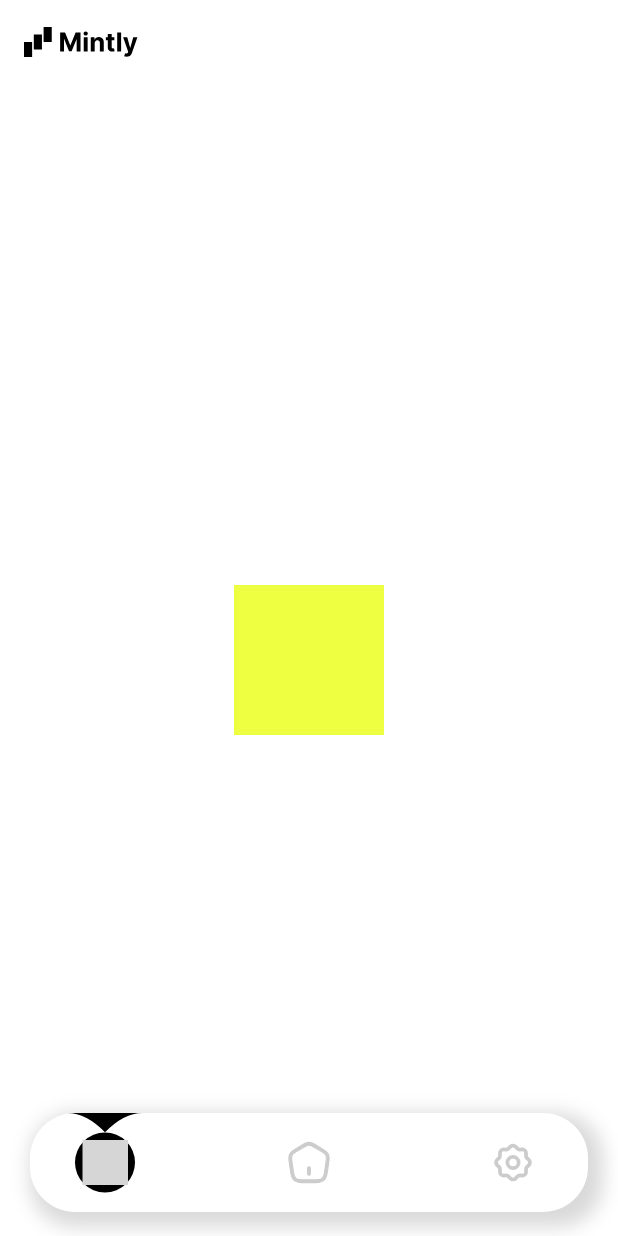
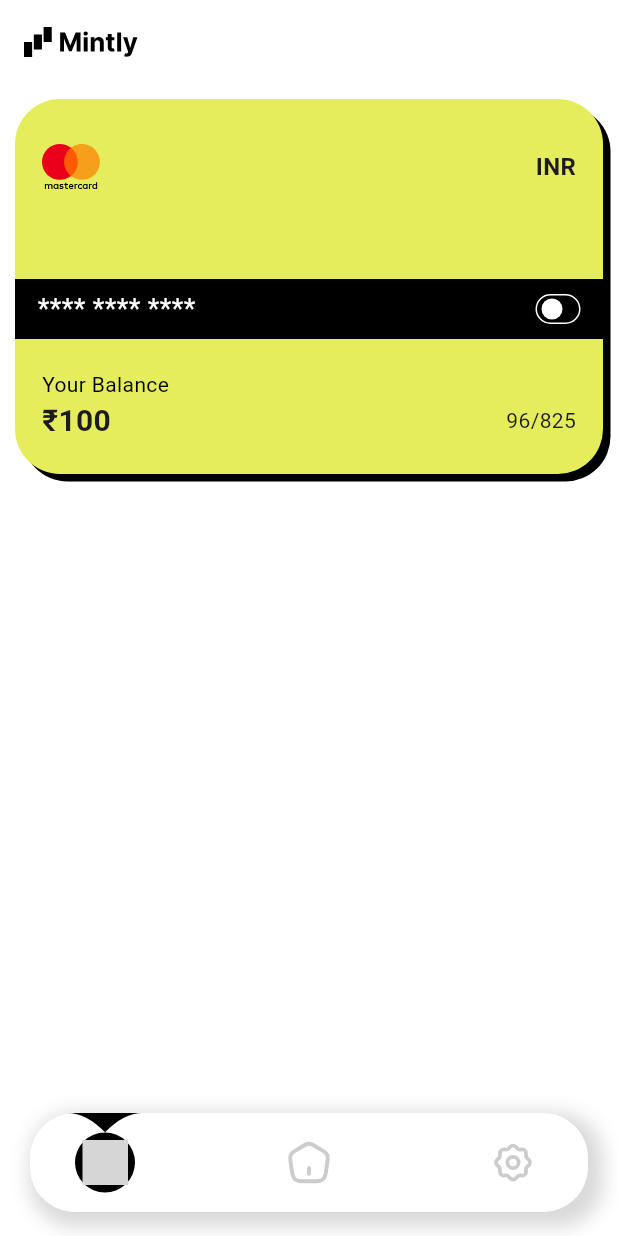
Before and after one commit to ArshadhAbbas/Mintly, a Flutter app: the screen it shows after launch, after a tap on "Skip", on a phone screen of 412 x 824 dp. Run offline on Flutter 3.47's test engine with Material 3 defaults, Android fonts, the light colour scheme and no system bars; our stand-ins replace flutter_riverpod, flutter_svg, go_router, riverpod_annotation, vector_graphics; missing offline and left inert: connectivity_wrapper; generated files the repository leaves out were written again; grey boxes are pictures that could not be loaded.

Commit message:
added swicth for card

```diff
--- a/lib/controller/bottom_nav_controller.dart
+++ b/lib/controller/bottom_nav_controller.dart
@@ -1,6 +1,7 @@
 import 'package:flutter/material.dart';
 import 'package:flutter_riverpod/flutter_riverpod.dart';
 import 'package:mintly/gen/assets.gen.dart';
+import 'package:mintly/view/home/view/home_view.dart';
 import 'package:riverpod_annotation/riverpod_annotation.dart';
 
 part 'bottom_nav_controller.g.dart';
@@ -20,7 +21,7 @@ int bottomNavIndexController(Ref ref) => ref.watch(bottomNavControllerProvider);
 
 final screensProvider = Provider<List<Widget>>((ref) {
   return [
-    Container(height: 100, width: 100, color: Colors.limeAccent),
+    HomeView(),
     Container(height: 100, width: 100, color: Colors.lightGreen),
     Container(height: 100, width: 100, color: Colors.blueGrey),
   ];
--- /dev/null
+++ b/lib/controller/card_switch_controller.dart
@@ -0,0 +1,16 @@
+
+import 'package:riverpod_annotation/riverpod_annotation.dart';
+part 'card_switch_controller.g.dart';
+
+@riverpod
+class CardSwitchController extends _$CardSwitchController {
+  @override
+  bool build() => false;
+
+  void updateCardSwitch() {
+    state = !state;
+  }
+}
+
+@riverpod
+bool cardSwitchStateController(Ref ref) => ref.watch(cardSwitchControllerProvider);
--- a/lib/gen/assets.gen.dart
+++ b/lib/gen/assets.gen.dart
@@ -30,6 +30,20 @@ class $AssetsBottomNavGen {
 
   /// List of all assets
   List<SvgGenImage> get values => [analysis, home, settings];
+}
+
+class $AssetsCardsGen {
+  const $AssetsCardsGen();
+
+  /// File path: assets/cards/mastercard.svg
+  SvgGenImage get mastercard =>
+      const SvgGenImage('assets/cards/mastercard.svg');
+
+  /// File path: assets/cards/rupay.svg
+  SvgGenImage get rupay => const SvgGenImage('assets/cards/rupay.svg');
+
+  /// List of all assets
+  List<SvgGenImage> get values => [mastercard, rupay];
 }
 
 class $AssetsGeneralGen {
@@ -66,6 +80,7 @@ class Assets {
   const Assets._();
 
   static const $AssetsBottomNavGen bottomNav = $AssetsBottomNavGen();
+  static const $AssetsCardsGen cards = $AssetsCardsGen();
   static const $AssetsGeneralGen general = $AssetsGeneralGen();
   static const $AssetsOnBoardingGen onBoarding = $AssetsOnBoardingGen();
 }
--- /dev/null
+++ b/lib/model/card_model.dart
@@ -0,0 +1,18 @@
+import 'package:flutter/material.dart';
+import 'package:mintly/utils/extensions/card_extensions.dart';
+
+enum CardTypes { master, rupay }
+
+enum CurrencyType { inr, usd }
+
+class CardModel {
+  final CardTypes cardType;
+  final CurrencyType currency;
+  final String cardNumber;
+  final num balance;
+  final String expiry;
+  final Widget cardIcon;
+
+  CardModel({required this.cardType, required this.currency, required this.balance, required this.expiry, required this.cardNumber})
+    : cardIcon = cardType.getCardIcon;
+}
--- /dev/null
+++ b/lib/utils/extensions/card_extensions.dart
@@ -0,0 +1,22 @@
+import 'package:flutter/material.dart';
+import 'package:flutter_svg/flutter_svg.dart';
+import 'package:mintly/gen/assets.gen.dart';
+import 'package:mintly/model/card_model.dart';
+
+extension CardTypeExtensions on CardTypes {
+  Widget get getCardIcon {
+    return switch (this) {
+      CardTypes.master => SvgPicture.asset(Assets.cards.mastercard.path, height: 30),
+      CardTypes.rupay => SvgPicture.asset(Assets.cards.rupay.path),
+    };
+  }
+}
+
+extension CurrencyTypeExtensions on CurrencyType {
+  String get getCurrency {
+    return switch (this) {
+      CurrencyType.inr => "₹",
+      CurrencyType.usd => "\$",
+    };
+  }
+}
--- /dev/null
+++ b/lib/utils/extensions/string_extensions.dart
@@ -0,0 +1,28 @@
+extension StringExtensions on String {
+  String splitStringByLength({required int splitLength}) {
+    List<String> result = [];
+    for (int i = 0; i < length; i += splitLength) {
+      int endIndex = i + splitLength;
+      if (endIndex > length) {
+        endIndex = length;
+      }
+      result.add(substring(i, endIndex));
+      if (i % splitLength == 0) {
+        result.add(" ");
+      }
+    }
+    return result.join();
+  }
+
+  String get starred {
+    List result = [];
+    for (int i = 0; i < length; i++) {
+      if (this[i] == " ") {
+        result.add(" ");
+      } else {
+        result.add("*");
+      }
+    }
+    return result.join();
+  }
+}
--- a/lib/view/bottom_nav/view/bottom_nav_view.dart
+++ b/lib/view/bottom_nav/view/bottom_nav_view.dart
@@ -15,7 +15,7 @@ class BottomNavView extends ConsumerWidget {
     int currentIndex = ref.watch(bottomNavControllerProvider);
     return Scaffold(
       appBar: AppBar(title: SvgPicture.asset(Assets.general.mintlyLogo.path, height: 20)),
-      body: Center(child: ref.read(screensProvider)[currentIndex]),
+      body: ref.read(screensProvider)[currentIndex],
       floatingActionButtonLocation: FloatingActionButtonLocation.centerFloat,
       floatingActionButton: CustomBottomNav(currentIndex: currentIndex),
     );
--- /dev/null
+++ b/lib/view/home/view/home_view.dart
@@ -0,0 +1,102 @@
+import 'package:flutter/material.dart';
+import 'package:flutter_riverpod/flutter_riverpod.dart';
+import 'package:mintly/controller/card_switch_controller.dart';
+import 'package:mintly/model/card_model.dart';
+import 'package:mintly/utils/app_constants.dart/text_style_constants.dart';
+import 'package:mintly/utils/extensions/card_extensions.dart';
+import 'package:mintly/utils/extensions/media_query_extensions.dart';
+import 'package:mintly/utils/extensions/string_extensions.dart';
+import 'package:mintly/view/home/widgets/card_switch.dart';
+
+class HomeView extends StatelessWidget {
+  const HomeView({super.key});
+
+  @override
+  Widget build(BuildContext context) {
+    CardModel cardModel = CardModel(
+      cardType: CardTypes.master,
+      currency: CurrencyType.inr,
+      balance: 100,
+      expiry: "96/825",
+      cardNumber: "100000000000",
+    );
+    return Padding(
+      padding: const EdgeInsets.all(10),
+      child: Column(
+        children: [
+          Container(
+            height: 250,
+            width: context.screenWidth,
+            decoration: BoxDecoration(
+              color: Color(0xFFE6ED5D),
+              borderRadius: BorderRadius.circular(30),
+              boxShadow: [BoxShadow(color: Colors.black, offset: Offset(5, 5))],
+            ),
+            child: Column(
+              mainAxisAlignment: MainAxisAlignment.start,
+              crossAxisAlignment: CrossAxisAlignment.start,
+              children: [
+                SizedBox(height: 30),
+                Padding(
+                  padding: EdgeInsetsGeometry.symmetric(horizontal: 18),
+                  child: Row(
+                    children: [
+                      cardModel.cardIcon,
+                      Spacer(),
+                      Text(cardModel.currency.name.toUpperCase(), style: TextStyleConstants.w600F16),
+                    ],
+                  ),
+                ),
+                SizedBox(height: 60),
+                Consumer(
+                  builder: (context, ref, child) {
+                    final bool shouldShowText = ref.watch(cardSwitchControllerProvider);
+                    return Container(
+                      height: 40,
+                      padding: EdgeInsets.symmetric(horizontal: 15),
+                      width: context.screenWidth,
+                      color: Colors.black,
+                      child: Row(
+                        mainAxisAlignment: MainAxisAlignment.spaceBetween,
+                        children: [
+                          Align(
+                            alignment: AlignmentGeometry.centerLeft,
+                            child: Text(
+                              shouldShowText
+                                  ? cardModel.cardNumber.splitStringByLength(splitLength: 4)
+                                  : cardModel.cardNumber.splitStringByLength(splitLength: 4).starred,
+                              style: TextStyleConstants.w400F18.copyWith(color: Colors.white),
+                            ),
+                          ),
+                          CardSwitch(),
+                        ],
+                      ),
+                    );
+                  },
+                ),
+                SizedBox(height: 20),
+                Padding(
+                  padding: EdgeInsetsGeometry.symmetric(horizontal: 18),
+                  child: Column(
+                    mainAxisAlignment: MainAxisAlignment.start,
+                    crossAxisAlignment: CrossAxisAlignment.start,
+                    children: [
+                      Text("Your Balance", style: TextStyleConstants.w400F14.copyWith(color: Colors.black)),
+                      Row(
+                        mainAxisAlignment: MainAxisAlignment.spaceBetween,
+                        children: [
+                          Text("${cardModel.currency.getCurrency}${cardModel.balance}", style: TextStyleConstants.w600F20),
+                          Text(cardModel.expiry),
+                        ],
+                      ),
+                    ],
+                  ),
+                ),
+              ],
+            ),
+          ),
+        ],
+      ),
+    );
+  }
+}
--- /dev/null
+++ b/lib/view/home/widgets/card_switch.dart
@@ -0,0 +1,26 @@
+import 'package:flutter/material.dart';
+import 'package:flutter_riverpod/flutter_riverpod.dart';
+import 'package:mintly/controller/card_switch_controller.dart';
+
+class CardSwitch extends ConsumerWidget {
+  const CardSwitch({super.key});
+
+  @override
+  Widget build(BuildContext context, WidgetRef ref) {
+    bool cardSwitchValue = ref.watch(cardSwitchControllerProvider);
+    return GestureDetector(
+      onTap: () => ref.read(cardSwitchControllerProvider.notifier).updateCardSwitch(),
+      child: Container(
+        height: 20,
+        width: 30,
+        padding: EdgeInsets.symmetric(vertical: 2),
+        decoration: BoxDecoration(borderRadius: BorderRadius.circular(30),border: Border.all(color: Colors.white)),
+        child: AnimatedAlign(
+          alignment: cardSwitchValue ? AlignmentDirectional.centerEnd : AlignmentDirectional.centerStart,
+          duration: Duration(milliseconds: 100),
+          child: Container(height: 20,width: 20,decoration: BoxDecoration(color: Colors.white,shape: BoxShape.circle),),
+        ),
+      ),
+    );
+  }
+}
--- a/pubspec.yaml
+++ b/pubspec.yaml
@@ -48,6 +48,7 @@ flutter:
     - assets/on_boarding/
     - assets/general/
     - assets/bottom_nav/
+    - assets/cards/
     # - images/a_dot_ham.jpeg
   # An image asset can refer to one or more resolution-specific "variants", see
   # https://flutter.dev/to/resolution-aware-images
```
Also changed, not shown: assets/cards/mastercard.svg (added), assets/cards/rupay.svg (added), lib/controller/card_switch_controller.g.dart (added).
